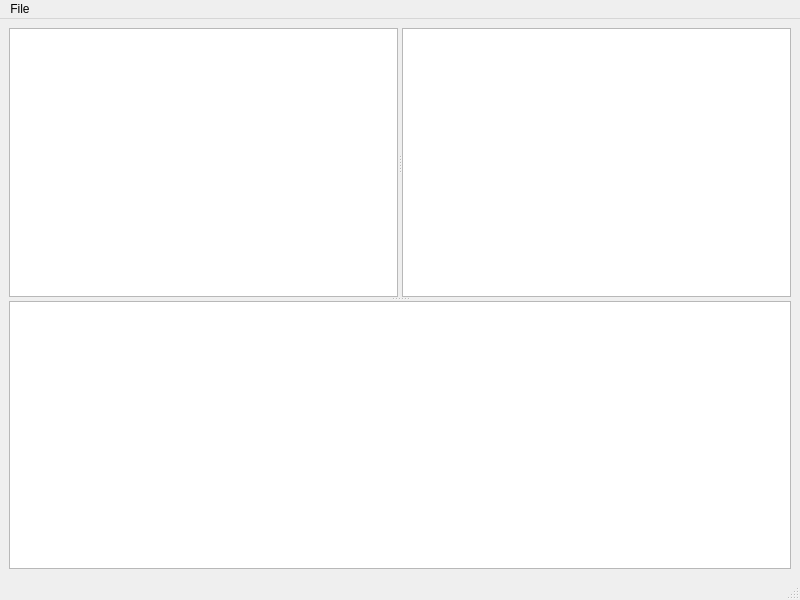
hheld/BibKeyChanger, file UI/MainWindow.ui: the form before one commit.
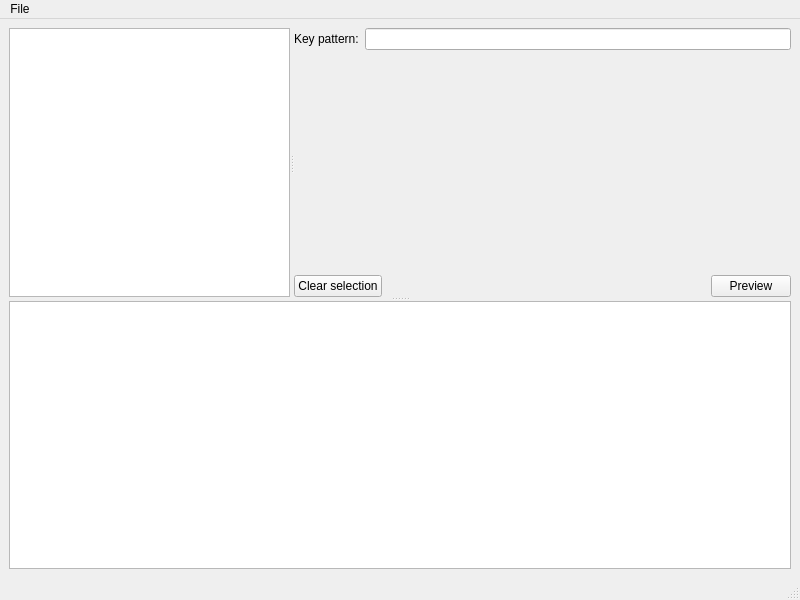
The form after the commit. Custom widgets are drawn as their Qt base class.

Commit message: Key construction basically working.

What changed in the file:
```diff
--- a/UI/MainWindow.ui
+++ b/UI/MainWindow.ui
@@ -32,13 +32,71 @@
          <enum>QAbstractItemView::MultiSelection</enum>
         </property>
        </widget>
-       <widget class="BibTexFieldsListView" name="lv_persons">
-        <property name="editTriggers">
-         <set>QAbstractItemView::NoEditTriggers</set>
-        </property>
-        <property name="selectionMode">
-         <enum>QAbstractItemView::MultiSelection</enum>
-        </property>
+       <widget class="QWidget" name="">
+        <layout class="QVBoxLayout" name="verticalLayout">
+         <item>
+          <layout class="QHBoxLayout" name="horizontalLayout">
+           <item>
+            <widget class="QLabel" name="label">
+             <property name="text">
+              <string>Key pattern:</string>
+             </property>
+            </widget>
+           </item>
+           <item>
+            <widget class="QLineEdit" name="le_keyPattern">
+             <property name="readOnly">
+              <bool>true</bool>
+             </property>
+            </widget>
+           </item>
+          </layout>
+         </item>
+         <item>
+          <spacer name="verticalSpacer">
+           <property name="orientation">
+            <enum>Qt::Vertical</enum>
+           </property>
+           <property name="sizeHint" stdset="0">
+            <size>
+             <width>20</width>
+             <height>88</height>
+            </size>
+           </property>
+          </spacer>
+         </item>
+         <item>
+          <layout class="QHBoxLayout" name="horizontalLayout_2">
+           <item>
+            <widget class="QPushButton" name="pb_clearSelection">
+             <property name="text">
+              <string>Clear selection</string>
+             </property>
+            </widget>
+           </item>
+           <item>
+            <spacer name="horizontalSpacer">
+             <property name="orientation">
+              <enum>Qt::Horizontal</enum>
+             </property>
+             <property name="sizeHint" stdset="0">
+              <size>
+               <width>278</width>
+               <height>20</height>
+              </size>
+             </property>
+            </spacer>
+           </item>
+           <item>
+            <widget class="QPushButton" name="pb_preview">
+             <property name="text">
+              <string>Preview</string>
+             </property>
+            </widget>
+           </item>
+          </layout>
+         </item>
+        </layout>
        </widget>
       </widget>
       <widget class="QTextBrowser" name="tb_preview">
```
The commit also changes 1 other file.
